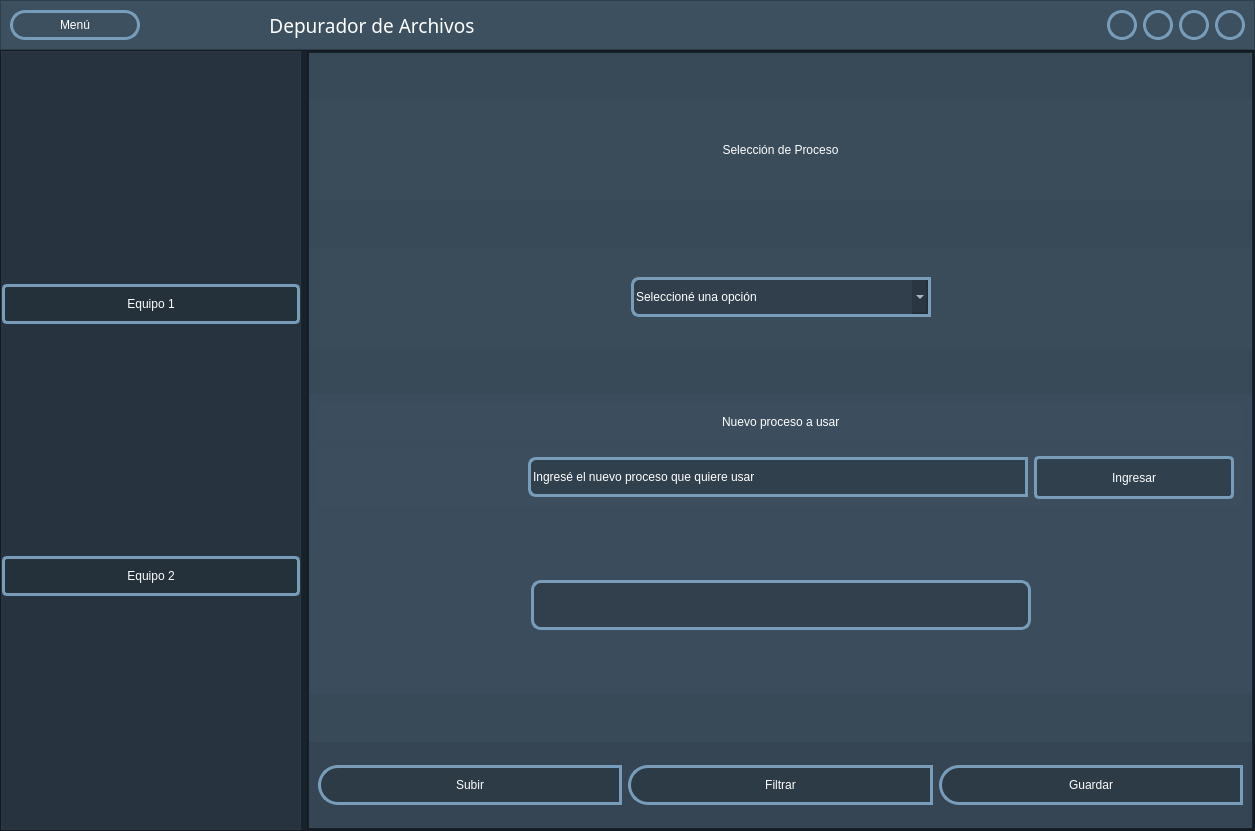
Above: PythonApplication1/interfaz2.ui from dario-1/interfaz2 before the change. Below: the same form after it.
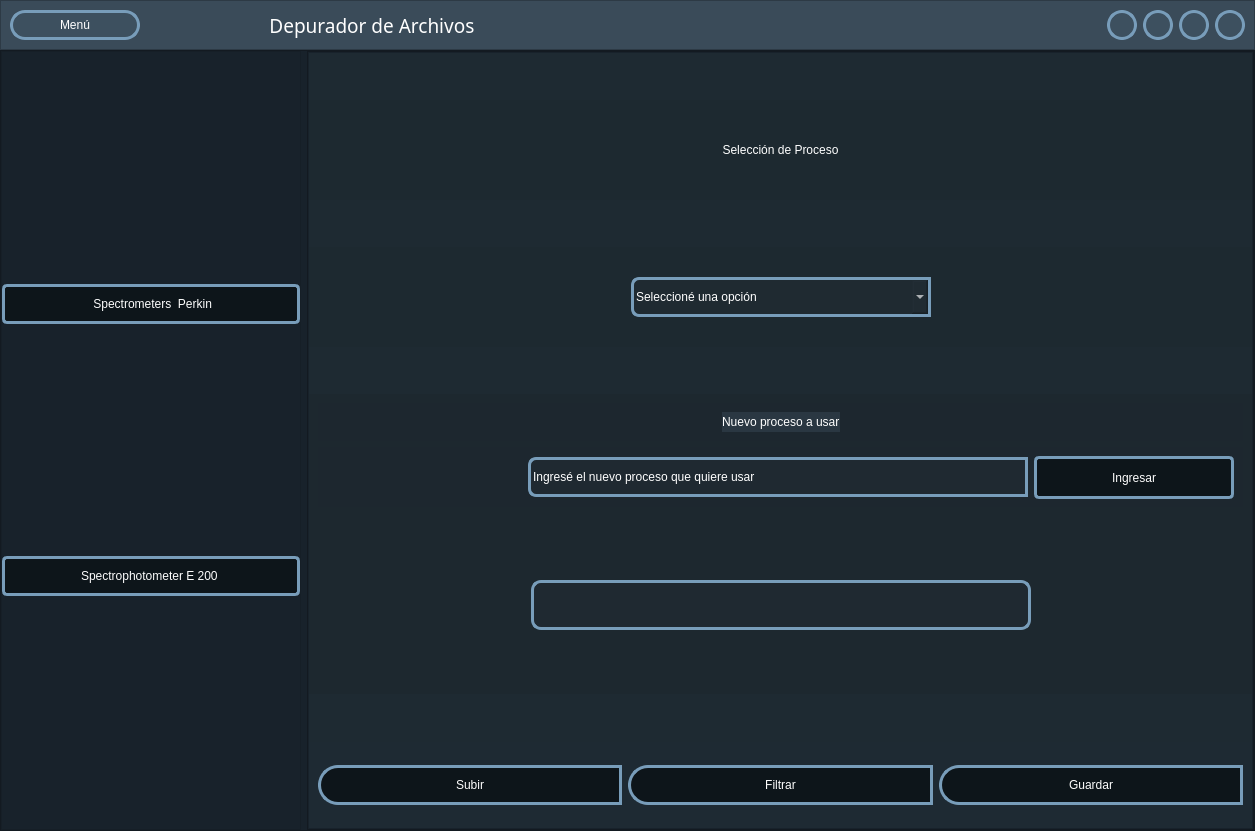
That is the form after the change. The open tabs and pages were chosen to show the change. Icons and pictures are not drawn.

```diff
--- a/PythonApplication1/interfaz2.ui
+++ b/PythonApplication1/interfaz2.ui
@@ -47,10 +47,10 @@
        <string notr="true">QFrame{
 	
 	
-	background-color: rgb(61, 80, 95);
+	background-color:rgb(58, 75, 89);
 	
 	
-	border-color: rgb(0, 0, 0);
+
 	
 }
 QPushButton{
@@ -292,14 +292,14 @@
 	
 	
 	
-	background-color: rgba(61, 80, 95,100);
+	background-color:rgba(24, 34, 43,100);
 	
 }
 QPushButton{
 padding:10px;
 border-radius:5px;	
 font:87 12pt &quot;Arial &quot;;
-background-color:rgba(33, 43, 51,100);
+background-color:rgb(13, 21, 26);
 border:3px solid rgb(120,157,186);
 
 color:rgb(253, 253, 253);
@@ -343,7 +343,7 @@
              <cursorShape>ArrowCursor</cursorShape>
             </property>
             <property name="text">
-             <string>Equipo 1</string>
+             <string> Spectrometers  Perkin</string>
             </property>
             <property name="icon">
              <iconset>
@@ -366,7 +366,7 @@
              </size>
             </property>
             <property name="text">
-             <string>Equipo 2</string>
+             <string>Spectrophotometer E 200 </string>
             </property>
             <property name="icon">
              <iconset>
@@ -453,7 +453,7 @@
             </property>
             <widget class="QWidget" name="page_equipo1">
              <property name="styleSheet">
-              <string notr="true">background-color: rgba(61, 80, 95,100);
+              <string notr="true">background-color: rgba(27, 38, 47,100);
 
 QPushButton{
 border-color:rgb(23, 2, 127);
@@ -559,7 +559,7 @@
                        </size>
                       </property>
                       <property name="styleSheet">
-                       <string notr="true">background-color: rgba(61, 80, 95,100);</string>
+                       <string notr="true">background-color: rgba(27, 38, 47,100);</string>
                       </property>
                       <layout class="QHBoxLayout" name="horizontalLayout_5">
                        <property name="leftMargin">
@@ -932,8 +932,7 @@
 	
 	
 	
-	background-color: rgba(61, 80, 95,100);
-	
+	background-color:rgba(24, 34, 43,100);
 }
 
 
@@ -943,7 +942,7 @@
 	
 font:87 12pt &quot;Arial&quot;;
 
-	background-color:rgba(33, 43, 51,100);
+	background-color:rgb(13, 21, 26);
 border-top-left-radius:20px;
 border-bottom-left-radius:20px;
 	color:rgb(253, 253, 253);
@@ -1037,7 +1036,7 @@
             </widget>
             <widget class="QWidget" name="page_Inicio">
              <property name="styleSheet">
-              <string notr="true">	background-color: rgba(61, 80, 95,100);</string>
+              <string notr="true">background-color:rgba(27, 38, 47,100);</string>
              </property>
              <layout class="QHBoxLayout" name="horizontalLayout_12" stretch="0">
               <property name="spacing">
@@ -1337,7 +1336,7 @@
             </widget>
             <widget class="QWidget" name="page_equipo2">
              <property name="styleSheet">
-              <string notr="true">background-color: rgba(61, 80, 95,100);</string>
+              <string notr="true">background-color:rgba(27, 38, 47,100);</string>
              </property>
              <layout class="QVBoxLayout" name="verticalLayout_5" stretch="8,1">
               <property name="spacing">
@@ -1561,7 +1560,7 @@
 padding:10px;
 border-radius:5px;	
 font:87 10pt &quot;Arial &quot;;
-background-color:rgba(33, 43, 51,100);
+	background-color:rgb(13, 21, 26);
 border:3px solid rgb(120,157,186);
 
 color:rgb(253, 253, 253);
@@ -1833,8 +1832,7 @@
                 <property name="styleSheet">
                  <string notr="true">QWidget{
 	
-	
-		background-color: rgba(61, 80, 95,100);
+	background-color:rgba(24, 34, 43,100);
 	
 }
 
@@ -1845,7 +1843,7 @@
 	
 font:87 12pt &quot;Arial&quot;;
 
-	background-color:rgba(33, 43, 51,100);
+	background-color:rgb(13, 21, 26);
 border-top-left-radius:20px;
 border-bottom-left-radius:20px;
 	color:rgb(253, 253, 253);
```
